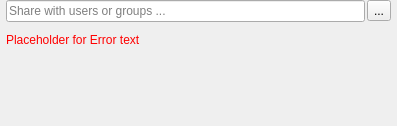
First picture: the form in src/gui/shareusergroupwidget.ui, repository yufish/desktop, before the edit.
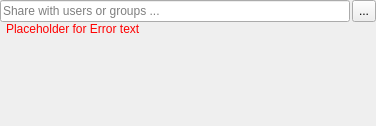
Second picture: the form after the edit.

Commit message: Better size policy for the share dialog.

What changed in the file:
```diff
--- a/src/gui/shareusergroupwidget.ui
+++ b/src/gui/shareusergroupwidget.ui
@@ -6,34 +6,40 @@
    <rect>
     <x>0</x>
     <y>0</y>
-    <width>397</width>
+    <width>376</width>
     <height>126</height>
    </rect>
   </property>
   <property name="sizePolicy">
-   <sizepolicy hsizetype="Expanding" vsizetype="Preferred">
+   <sizepolicy hsizetype="MinimumExpanding" vsizetype="Minimum">
     <horstretch>0</horstretch>
     <verstretch>0</verstretch>
    </sizepolicy>
   </property>
+  <property name="minimumSize">
+   <size>
+    <width>375</width>
+    <height>0</height>
+   </size>
+  </property>
   <property name="windowTitle">
    <string>Share NewDocument.odt</string>
   </property>
   <layout class="QVBoxLayout" name="verticalLayout">
    <property name="spacing">
-    <number>6</number>
+    <number>0</number>
    </property>
    <property name="sizeConstraint">
-    <enum>QLayout::SetDefaultConstraint</enum>
+    <enum>QLayout::SetMinimumSize</enum>
    </property>
    <property name="leftMargin">
-    <number>6</number>
+    <number>0</number>
    </property>
    <property name="topMargin">
     <number>0</number>
    </property>
    <property name="rightMargin">
-    <number>6</number>
+    <number>0</number>
    </property>
    <property name="bottomMargin">
     <number>0</number>
@@ -44,10 +50,22 @@
       <number>2</number>
      </property>
      <property name="sizeConstraint">
-      <enum>QLayout::SetDefaultConstraint</enum>
+      <enum>QLayout::SetMinimumSize</enum>
      </property>
      <item>
       <widget class="QLineEdit" name="shareeLineEdit">
+       <property name="sizePolicy">
+        <sizepolicy hsizetype="Minimum" vsizetype="Minimum">
+         <horstretch>0</horstretch>
+         <verstretch>0</verstretch>
+        </sizepolicy>
+       </property>
+       <property name="minimumSize">
+        <size>
+         <width>348</width>
+         <height>0</height>
+        </size>
+       </property>
        <property name="placeholderText">
         <string>Share with users or groups ...</string>
        </property>
@@ -55,6 +73,18 @@
      </item>
      <item>
       <widget class="QToolButton" name="permissionToolButton">
+       <property name="sizePolicy">
+        <sizepolicy hsizetype="Maximum" vsizetype="Minimum">
+         <horstretch>0</horstretch>
+         <verstretch>0</verstretch>
+        </sizepolicy>
+       </property>
+       <property name="minimumSize">
+        <size>
+         <width>0</width>
+         <height>0</height>
+        </size>
+       </property>
        <property name="text">
         <string>...</string>
        </property>
@@ -70,6 +100,12 @@
    </item>
    <item>
     <widget class="QLabel" name="errorLabel">
+     <property name="sizePolicy">
+      <sizepolicy hsizetype="Minimum" vsizetype="Preferred">
+       <horstretch>0</horstretch>
+       <verstretch>0</verstretch>
+      </sizepolicy>
+     </property>
      <property name="palette">
       <palette>
        <active>
@@ -116,16 +152,28 @@
      <property name="wordWrap">
       <bool>true</bool>
      </property>
+     <property name="margin">
+      <number>6</number>
+     </property>
+     <property name="indent">
+      <number>6</number>
+     </property>
     </widget>
    </item>
    <item>
     <widget class="QScrollArea" name="scrollArea">
      <property name="sizePolicy">
-      <sizepolicy hsizetype="Expanding" vsizetype="Preferred">
+      <sizepolicy hsizetype="Minimum" vsizetype="MinimumExpanding">
        <horstretch>0</horstretch>
        <verstretch>0</verstretch>
       </sizepolicy>
      </property>
+     <property name="minimumSize">
+      <size>
+       <width>375</width>
+       <height>0</height>
+      </size>
+     </property>
      <property name="frameShape">
       <enum>QFrame::NoFrame</enum>
      </property>
@@ -139,24 +187,39 @@
       <enum>Qt::ScrollBarAlwaysOff</enum>
      </property>
      <property name="sizeAdjustPolicy">
-      <enum>QAbstractScrollArea::AdjustIgnored</enum>
+      <enum>QAbstractScrollArea::AdjustToContents</enum>
      </property>
      <property name="widgetResizable">
       <bool>true</bool>
      </property>
      <property name="alignment">
-      <set>Qt::AlignLeading|Qt::AlignLeft|Qt::AlignTop</set>
+      <set>Qt::AlignCenter</set>
      </property>
      <widget class="QWidget" name="scrollAreaWidgetContents">
       <property name="geometry">
        <rect>
         <x>0</x>
         <y>0</y>
-        <width>385</width>
+        <width>378</width>
         <height>68</height>
        </rect>
       </property>
+      <property name="sizePolicy">
+       <sizepolicy hsizetype="Minimum" vsizetype="Minimum">
+        <horstretch>0</horstretch>
+        <verstretch>0</verstretch>
+       </sizepolicy>
+      </property>
+      <property name="minimumSize">
+       <size>
+        <width>378</width>
+        <height>0</height>
+       </size>
+      </property>
       <layout class="QVBoxLayout" name="verticalLayout_3">
+       <property name="sizeConstraint">
+        <enum>QLayout::SetMinimumSize</enum>
+       </property>
        <property name="leftMargin">
         <number>6</number>
        </property>
```
The commit also changes 3 other files.
